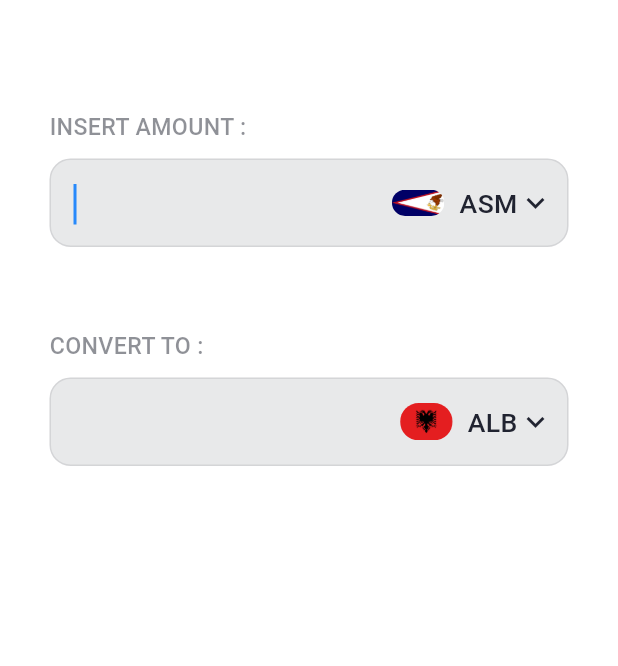
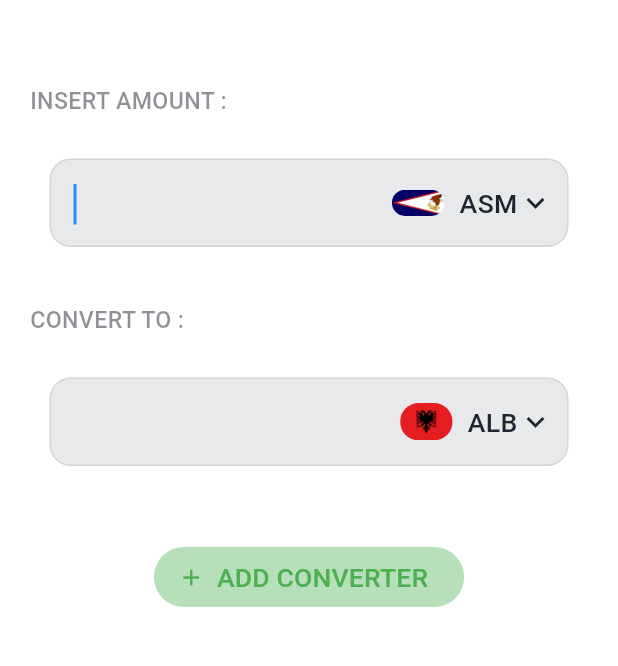
Before and after one commit to KasunHasanga/curruncy_gain, a Flutter app: the screen it shows after launch, on a phone screen of 412 x 824 dp, the part 59-725 px from its top. Run offline on Flutter 3.47's test engine with Material 3 defaults, Android fonts, the phone set to English and light mode, and no system bars; our stand-ins replace connectivity_plus, dio, flutter_native_splash, get, get_it, get_storage and 1 more; Roboto replaces fonts that are missing (Gilroy).

Commit message:
remove unusedcode and add button

```diff
--- a/lib/features/dashboard/presentation/pages/dashboard_page.dart
+++ b/lib/features/dashboard/presentation/pages/dashboard_page.dart
@@ -1,6 +1,7 @@
 import 'dart:convert';
 
 import 'package:currency_grain/common_widget/drawer_widget.dart';
+import 'package:currency_grain/config/colors.dart';
 
 import 'package:flutter/cupertino.dart';
 import 'package:flutter/material.dart';
@@ -63,7 +64,7 @@ class _DashboardPageState extends State<DashboardPage> {
       {required GlobalKey<ScaffoldState> scaffoldKey,
       required TextEditingController secondaryController,
       required double amount}) async {
-    print('q111111111');
+
     // Future<Map<String, dynamic>>
     try {
       String fromCurrency = currency01.currencyCode!;
@@ -92,9 +93,6 @@ class _DashboardPageState extends State<DashboardPage> {
   Widget build(BuildContext context) {
     return Scaffold(
       backgroundColor: Theme.of(context).colorScheme.background,
-      // floatingActionButton: FloatingActionButton(
-      //   onPressed: () => getExchangeRates(scaffoldKey: globalKey),
-      // ),
       appBar: AppBar(
         iconTheme: IconThemeData(
           color: Theme.of(context).colorScheme.onBackground,
@@ -122,6 +120,18 @@ class _DashboardPageState extends State<DashboardPage> {
           mainAxisAlignment: MainAxisAlignment.start,
           crossAxisAlignment: CrossAxisAlignment.start,
           children: [
+            Text(
+               "INSERT AMOUNT :",
+              style: AppFonts.styleWithGilroyMediumText(
+                  color:
+                  Theme.of(context).colorScheme.onBackground.withOpacity(0.5),
+                  fSize: FontSizeValue.fontSize14,
+                  fontWeight: FontWeight.w400),
+            ),
+            const SizedBox(
+              height: 10,
+            ),
+
             currencyInputBlock(
                 countryCode: currency01.iso3Code!,
                 isoCode: currency01.isoCode!,
@@ -131,6 +141,17 @@ class _DashboardPageState extends State<DashboardPage> {
                 secondaryTextEditingController: currencyConverterController02),
             const SizedBox(
               height: 20,
+            ),
+            Text(
+              "CONVERT TO :",
+              style: AppFonts.styleWithGilroyMediumText(
+                  color:
+                  Theme.of(context).colorScheme.onBackground.withOpacity(0.5),
+                  fSize: FontSizeValue.fontSize14,
+                  fontWeight: FontWeight.w400),
+            ),
+            const SizedBox(
+              height: 10,
             ),
             currencyInputBlock(
                 countryCode: currency02.iso3Code!,
@@ -142,7 +163,17 @@ class _DashboardPageState extends State<DashboardPage> {
             const SizedBox(
               height: 32,
             ),
-
+            Center(
+              child: ElevatedButton.icon(
+              style: ButtonStyle(backgroundColor: MaterialStateProperty.all<Color>(AppColors.kLightGreen.withOpacity(0.4))) ,
+                        onPressed: null, icon: Icon(Icons.add, color: AppColors.kLightGreen), label:    Text(
+                        "ADD CONVERTER",
+                        style: AppFonts.styleWithGilroyMediumText(
+                color: AppColors.kLightGreen,
+                fSize: FontSizeValue.fontSize16,
+                fontWeight: FontWeight.w400),
+                      ),),
+            )
           ],
         ),
       ),
@@ -165,17 +196,7 @@ class _DashboardPageState extends State<DashboardPage> {
       child: Column(
         crossAxisAlignment: CrossAxisAlignment.start,
         children: [
-          Text(
-            isFirstBlock ? "INSERT AMOUNT :" : "CONVERT TO :",
-            style: AppFonts.styleWithGilroyMediumText(
-                color:
-                    Theme.of(context).colorScheme.onBackground.withOpacity(0.5),
-                fSize: FontSizeValue.fontSize14,
-                fontWeight: FontWeight.w400),
-          ),
-          const SizedBox(
-            height: 10,
-          ),
+
           AppTextField(
             suffixIcon: GestureDetector(
               // behavior: HitTestBehavior.opaque,
```
